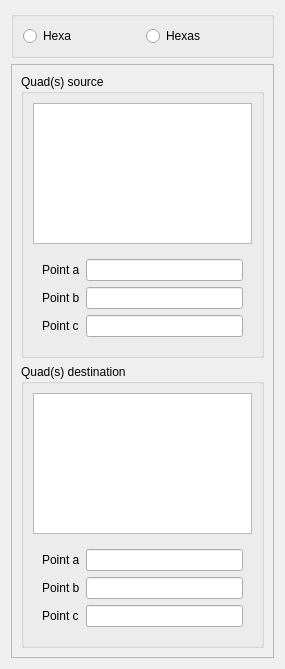
Before: the Qt Designer form src/HEXABLOCKGUI/ReplaceHexa_QTD.ui in SalomePlatform/hexablock, drawn with Qt 5.
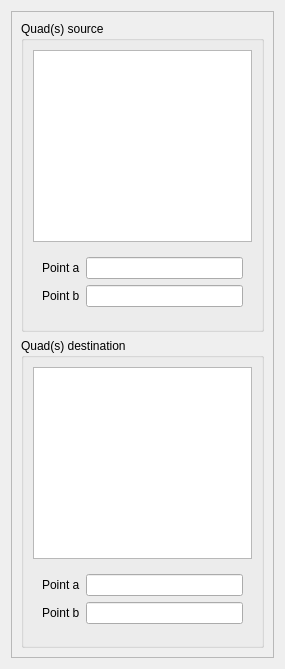
After: the same form once the commit is applied.

The edit to the form file:
```diff
--- a/src/HEXABLOCKGUI/ReplaceHexa_QTD.ui
+++ b/src/HEXABLOCKGUI/ReplaceHexa_QTD.ui
@@ -20,47 +20,6 @@
    <string>Replace Hexahedron</string>
   </property>
   <layout class="QVBoxLayout" name="verticalLayout">
-   <item>
-    <widget class="QGroupBox" name="groupBox">
-     <property name="sizePolicy">
-      <sizepolicy hsizetype="Preferred" vsizetype="Fixed">
-       <horstretch>0</horstretch>
-       <verstretch>0</verstretch>
-      </sizepolicy>
-     </property>
-     <property name="title">
-      <string/>
-     </property>
-     <layout class="QHBoxLayout" name="horizontalLayout">
-      <item>
-       <widget class="QRadioButton" name="radioButton">
-        <property name="sizePolicy">
-         <sizepolicy hsizetype="Preferred" vsizetype="Fixed">
-          <horstretch>0</horstretch>
-          <verstretch>0</verstretch>
-         </sizepolicy>
-        </property>
-        <property name="text">
-         <string>Hexa</string>
-        </property>
-       </widget>
-      </item>
-      <item>
-       <widget class="QRadioButton" name="radioButton_2">
-        <property name="sizePolicy">
-         <sizepolicy hsizetype="Preferred" vsizetype="Fixed">
-          <horstretch>0</horstretch>
-          <verstretch>0</verstretch>
-         </sizepolicy>
-        </property>
-        <property name="text">
-         <string>Hexas</string>
-        </property>
-       </widget>
-      </item>
-     </layout>
-    </widget>
-   </item>
    <item>
     <widget class="QScrollArea" name="scrollArea">
      <property name="sizePolicy">
@@ -78,7 +37,7 @@
         <x>0</x>
         <y>0</y>
         <width>265</width>
-        <height>585</height>
+        <height>649</height>
        </rect>
       </property>
       <layout class="QVBoxLayout" name="verticalLayout_4">
@@ -122,6 +81,9 @@
              </sizepolicy>
             </property>
             <layout class="QFormLayout" name="formLayout_2">
+             <property name="fieldGrowthPolicy">
+              <enum>QFormLayout::AllNonFixedFieldsGrow</enum>
+             </property>
              <item row="0" column="0">
               <widget class="QLabel" name="label_4">
                <property name="text">
@@ -174,32 +136,6 @@
                </property>
               </widget>
              </item>
-             <item row="2" column="0">
-              <widget class="QLabel" name="label_6">
-               <property name="text">
-                <string>Point c</string>
-               </property>
-              </widget>
-             </item>
-             <item row="2" column="1">
-              <widget class="QLineEdit" name="p3_le">
-               <property name="sizePolicy">
-                <sizepolicy hsizetype="Preferred" vsizetype="Fixed">
-                 <horstretch>0</horstretch>
-                 <verstretch>0</verstretch>
-                </sizepolicy>
-               </property>
-               <property name="toolTip">
-                <string>Select vertex</string>
-               </property>
-               <property name="text">
-                <string/>
-               </property>
-               <property name="readOnly">
-                <bool>false</bool>
-               </property>
-              </widget>
-             </item>
             </layout>
            </widget>
           </item>
@@ -295,32 +231,6 @@
                </property>
               </widget>
              </item>
-             <item row="3" column="0">
-              <widget class="QLabel" name="label_3">
-               <property name="text">
-                <string>Point c</string>
-               </property>
-              </widget>
-             </item>
-             <item row="3" column="1">
-              <widget class="QLineEdit" name="c3_le">
-               <property name="sizePolicy">
-                <sizepolicy hsizetype="Preferred" vsizetype="Fixed">
-                 <horstretch>0</horstretch>
-                 <verstretch>0</verstretch>
-                </sizepolicy>
-               </property>
-               <property name="toolTip">
-                <string>Select vertex</string>
-               </property>
-               <property name="text">
-                <string/>
-               </property>
-               <property name="readOnly">
-                <bool>false</bool>
-               </property>
-              </widget>
-             </item>
             </layout>
            </widget>
           </item>
```
Left out of the diff: 36 changed lines with no effect on the pictures.
